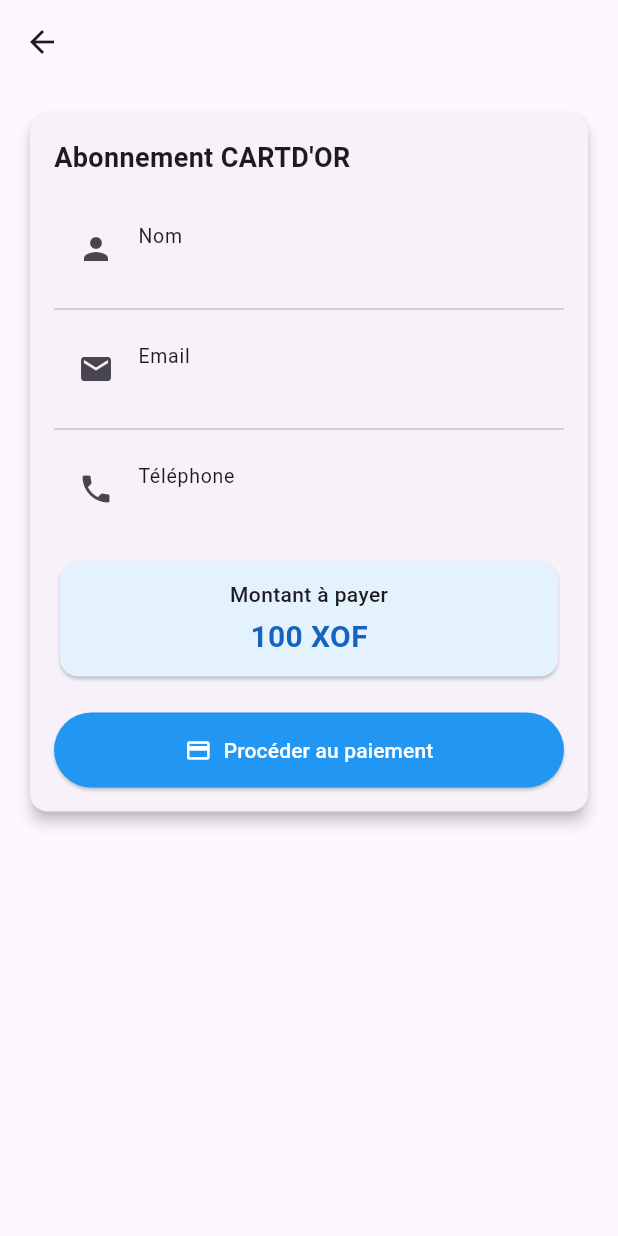
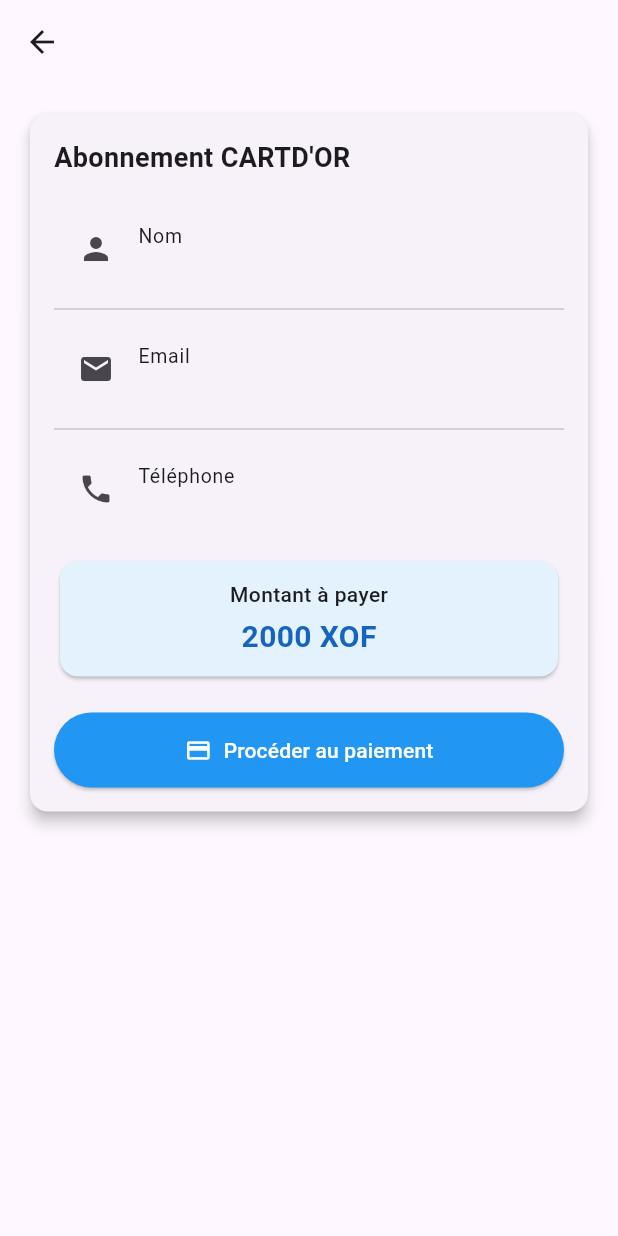
Before and after one commit to vetcho37/cartdor-flutter, a Flutter app: the MyApp_renew screen opened directly, on a phone screen of 412 x 824 dp. Run offline on Flutter 3.47's test engine with Material 3 defaults, Android fonts, the light colour scheme and no system bars; our stand-ins replace cloud_firestore, email_validator, firebase_auth, firebase_core, flutter_lucide, qr_flutter and 1 more; missing offline and left inert: dart:html, gallery_saver_plus, mobile_scanner; accounts and stored records are empty.

Commit message:
Votre message de commit62

```diff
--- a/lib/renew_abonnement.dart
+++ b/lib/renew_abonnement.dart
@@ -126,7 +126,7 @@ class _PaymentPageState extends State<MyApp_renew> {
       final transactionId = Random().nextInt(10000000).toString();
       currentTransactionId = transactionId;
 
-      final amount = 100;
+      final amount = 2000;
 
       addLog("Initialisation du paiement pour la transaction: $transactionId");
 
@@ -516,7 +516,7 @@ class _PaymentPageState extends State<MyApp_renew> {
                                           ),
                                           SizedBox(height: 4),
                                           Text(
-                                            "100 XOF",
+                                            "2000 XOF",
                                             style: TextStyle(
                                               color: Colors.blue.shade800,
                                               fontWeight: FontWeight.bold,
```
